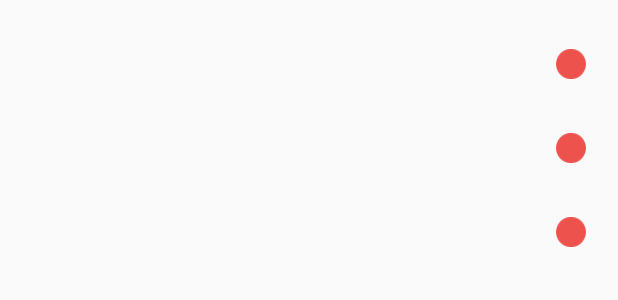
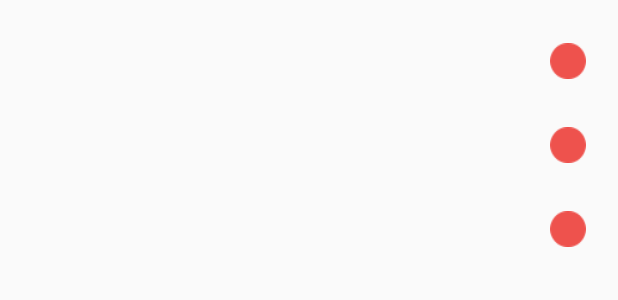
Before and after one commit to mottc/Coze, an Android app: the layout fragment_conversation.xml on its own in the app's theme, with its tools: preview values and no code run, on a phone screen of 412 x 824 dp. Shown: the top 300 px of the screen. Run offline under Robolectric (Android 15) with nearby library versions, the phone set to English and light mode, and no system bars; plain views replace WaveSwipeRefreshLayout.

Commit message:
解决“切换用户后侧边栏信息不更新”问题

```diff
--- a/app/src/main/java/com/mottc/coze/main/MainActivity.java
+++ b/app/src/main/java/com/mottc/coze/main/MainActivity.java
@@ -119,6 +119,9 @@ public class MainActivity extends AppCompatActivity
         FragmentManager fm = getSupportFragmentManager();
         MenuListFragment mMenuFragment = (MenuListFragment) fm.findFragmentById(R.id.id_container_menu);
         if (mMenuFragment == null) {
+            mMenuFragment = MenuListFragment.getInstance();
+            fm.beginTransaction().add(R.id.id_container_menu, mMenuFragment).commit();
+        } else {
             mMenuFragment = MenuListFragment.getInstance();
             fm.beginTransaction().add(R.id.id_container_menu, mMenuFragment).commit();
         }
--- a/app/src/main/res/layout/fragment_conversation_item.xml
+++ b/app/src/main/res/layout/fragment_conversation_item.xml
@@ -22,8 +22,8 @@
 
     <TextView
         android:id="@+id/unread_num"
-        android:layout_width="20dp"
-        android:layout_height="20dp"
+        android:layout_width="24dp"
+        android:layout_height="24dp"
         android:layout_alignBottom="@id/avatar"
         android:layout_alignParentEnd="true"
         android:layout_marginRight="5dp"
```
